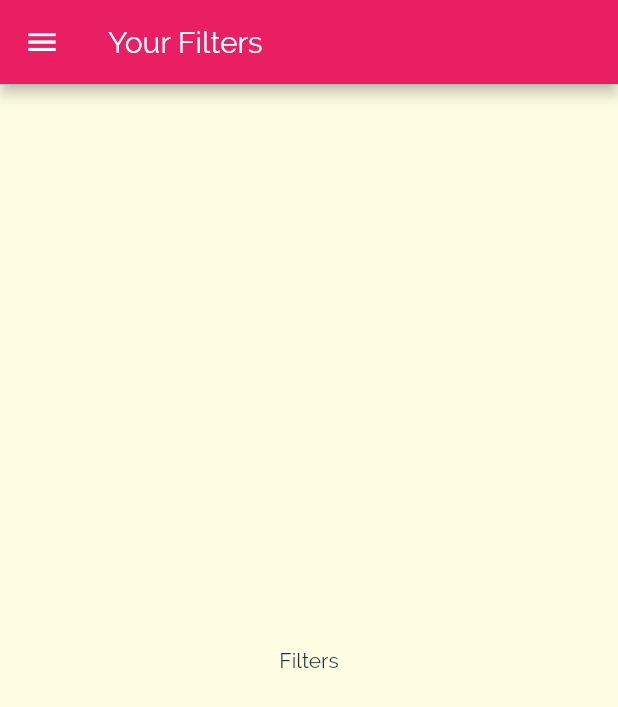
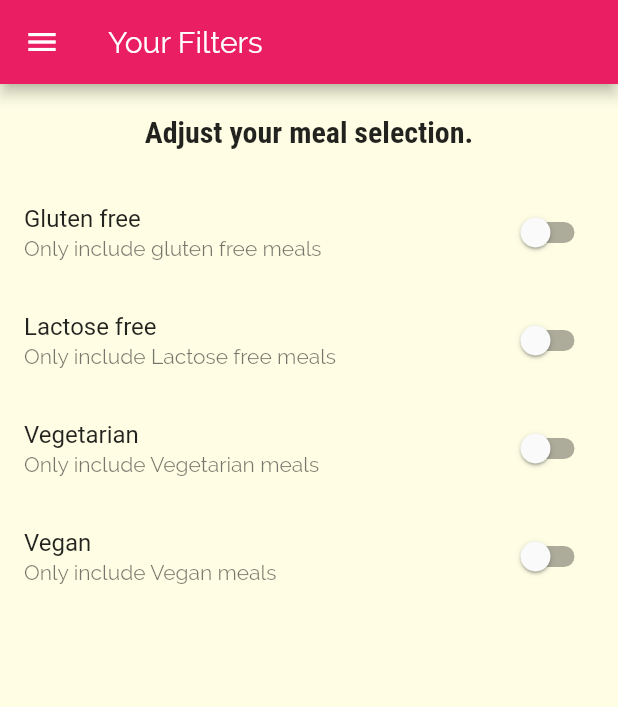
Before and after one commit to shamilihsan/meal_app, a Flutter app: the FilterScreen screen opened by its route, on a phone screen of 412 x 824 dp. Shown: the top 707 px of the screen. Run offline on Flutter 3.47's test engine with Material 2 defaults, Android fonts, the phone set to English and light mode, and no system bars.

Commit message:
Added filters

```diff
--- a/lib/screens/filters_screen.dart
+++ b/lib/screens/filters_screen.dart
@@ -1,19 +1,83 @@
 import 'package:flutter/material.dart';
 import 'package:meal_app/widgets/drawer.dart';
 
-class FilterScreen extends StatelessWidget {
+class FilterScreen extends StatefulWidget {
   static const routeName = '/filters';
+
+  @override
+  _FilterScreenState createState() => _FilterScreenState();
+}
+
+class _FilterScreenState extends State<FilterScreen> {
+  bool _glutenFree = false;
+  bool _vegetarian = false;
+  bool _vegan = false;
+  bool _lactoseFree = false;
+
+  Widget _buildSwitchListTile(
+      String title, String description, bool currentValue, Function update) {
+    return SwitchListTile(
+        title: Text(title),
+        value: currentValue,
+        subtitle: Text(description),
+        onChanged: update);
+  }
 
   @override
   Widget build(BuildContext context) {
     return Scaffold(
-      appBar: AppBar(
-        title: Text('Your Filters'),
-      ),
-      drawer: MainDrawer(),
-      body: Center(
-        child: Text('Filters'),
-      ),
-    );
+        appBar: AppBar(
+          title: Text('Your Filters'),
+        ),
+        drawer: MainDrawer(),
+        body: Column(
+          children: <Widget>[
+            Container(
+              padding: EdgeInsets.all(20),
+              child: Text(
+                'Adjust your meal selection.',
+                style: Theme.of(context).textTheme.title,
+              ),
+            ),
+            Expanded(
+              child: ListView(
+                children: <Widget>[
+                  _buildSwitchListTile(
+                      'Gluten free',
+                      'Only include gluten free meals',
+                      _glutenFree, (newValue) {
+                    setState(() {
+                      _glutenFree = newValue;
+                    });
+                  }),
+                  _buildSwitchListTile(
+                      'Lactose free',
+                      'Only include Lactose free meals',
+                      _lactoseFree, (newValue) {
+                    setState(() {
+                      _lactoseFree = newValue;
+                    });
+                  }),
+                  _buildSwitchListTile(
+                      'Vegetarian',
+                      'Only include Vegetarian meals',
+                      _vegetarian, (newValue) {
+                    setState(() {
+                      _vegetarian = newValue;
+                    });
+                  }),
+                  _buildSwitchListTile(
+                      'Vegan',
+                      'Only include Vegan meals',
+                      _vegan, (newValue) {
+                    setState(() {
+                      _vegan = newValue;
+                    });
+                  }),
+                ],
+              ),
+            )
+          ],
+        ));
   }
 }
```
